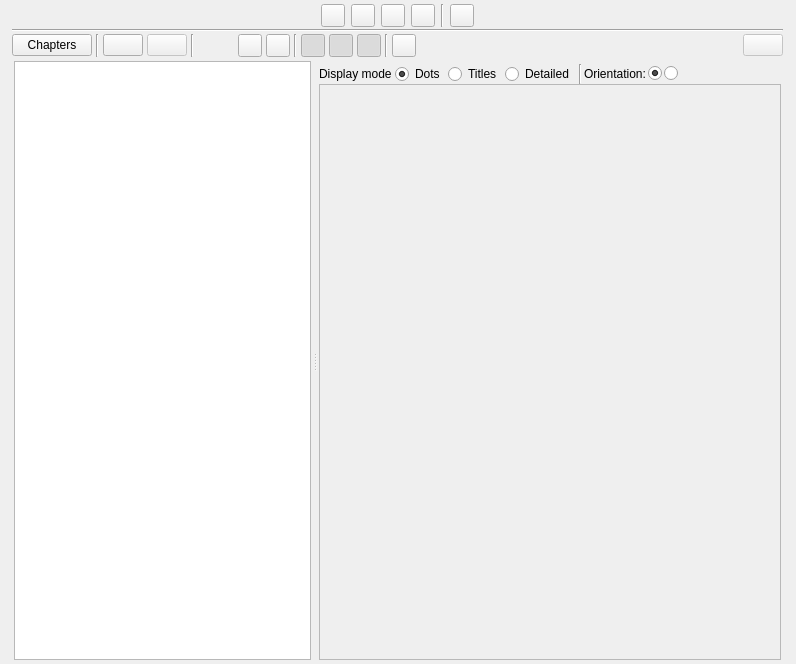
Old version of the form ui/scenes_view.ui in the repository zkovari/plotlyst.
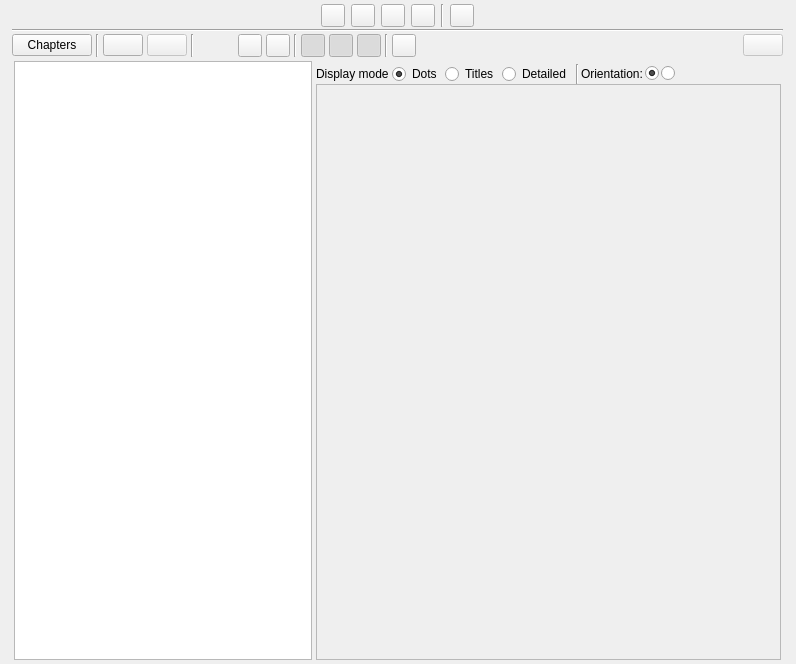
New version of the form. Custom widgets are drawn as their Qt base class.

Commit message: Add custom chapter-scene tree widget (#482)

```diff
--- a/ui/scenes_view.ui
+++ b/ui/scenes_view.ui
@@ -564,6 +564,9 @@
          <property name="orientation">
           <enum>Qt::Horizontal</enum>
          </property>
+         <property name="handleWidth">
+          <number>0</number>
+         </property>
          <property name="childrenCollapsible">
           <bool>false</bool>
          </property>
@@ -595,21 +598,6 @@
              <property name="mouseTracking">
               <bool>true</bool>
              </property>
-             <property name="dragEnabled">
-              <bool>true</bool>
-             </property>
-             <property name="dragDropMode">
-              <enum>QAbstractItemView::DragDrop</enum>
-             </property>
-             <property name="indentation">
-              <number>10</number>
-             </property>
-             <attribute name="headerVisible">
-              <bool>false</bool>
-             </attribute>
-             <attribute name="headerStretchLastSection">
-              <bool>false</bool>
-             </attribute>
             </widget>
            </item>
           </layout>
@@ -1093,7 +1081,7 @@
                    <rect>
                     <x>0</x>
                     <y>0</y>
-                    <width>476</width>
+                    <width>479</width>
                     <height>562</height>
                    </rect>
                   </property>
```
The commit also changes 10 other files.
